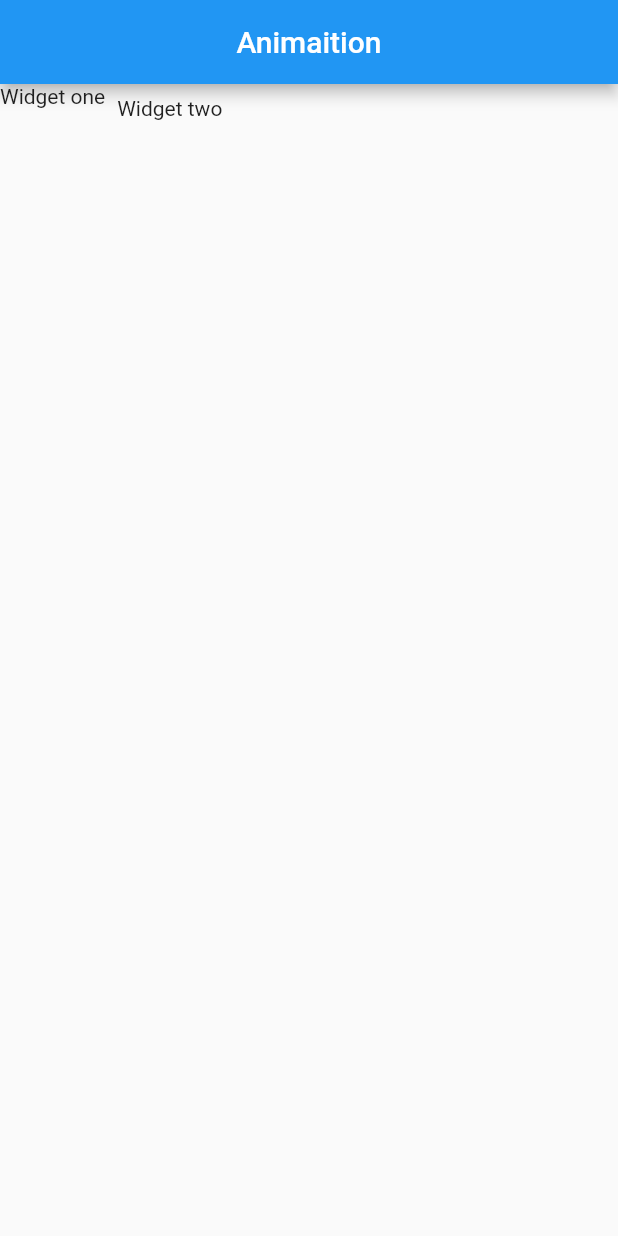
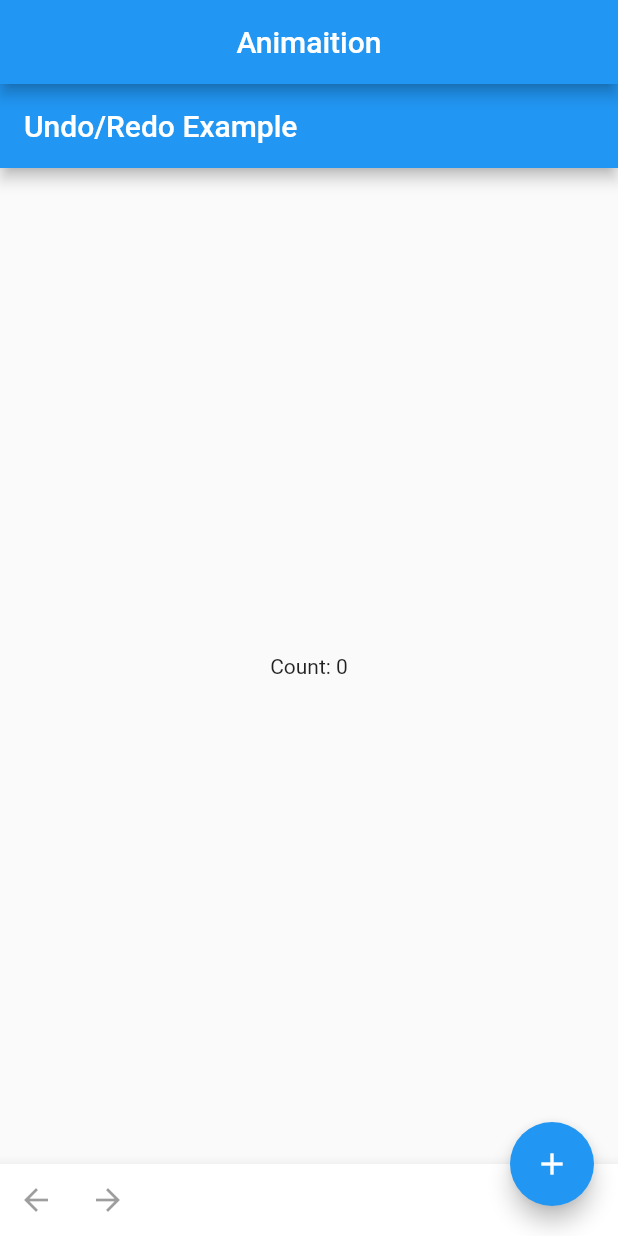
Before and after one commit to trongtrong/test_anim, a Flutter app: the screen it shows after launch, on a phone screen of 412 x 824 dp. Run offline on Flutter 3.47's test engine with Material 2 defaults, Android fonts, the phone set to English and light mode, and no system bars; our stand-ins replace flutter_hooks, flutter_staggered_animations, lottie; missing offline and left inert: flutter_sequence_animation; project files that could hold a hidden picture were left out.

Commit message:
[Update] add undo/redo lib

```diff
--- a/lib/main.dart
+++ b/lib/main.dart
@@ -8,6 +8,8 @@ import 'package:lottie/lottie.dart';
 import 'package:test_project/open_chest_screen.dart';
 import 'package:test_project/src/core/core.dart';
 import 'package:test_project/src/wheel/wheel.dart';
+import 'package:test_project/undoRedo/lib/src/simple_stack.dart';
+import 'package:test_project/undoRedo/undo_redo_screen.dart';
 
 void main() {
   runApp(MaterialApp(
@@ -19,45 +21,15 @@ void main() {
 class MyApp extends StatelessWidget {
   MyApp({Key? key}) : super(key: key);
 
-  final colors = <Color>[
-    Colors.red,
-    Colors.blue,
-    Colors.orange,
-    Colors.indigo,
-    Colors.deepOrange,
-    Colors.green,
-  ];
-
   @override
   Widget build(BuildContext context) {
-    double anglePerSlice = 2 * pi / colors.length;
 
     return Scaffold(
       appBar: AppBar(
         centerTitle: true,
         title: Text('Animaition'),
       ),
-      body: Center(
-        child:  CustomMultiChildLayout(
-          delegate: YourLayoutDelegate(),
-          children: <Widget>[
-            LayoutId(
-              id: 1, // The id can be anything, i.e. any Object, also an enum value.
-              child: Text(
-                  'Widget one'), // This is the widget you actually want to show.
-            ),
-            LayoutId(
-              id: 2, // You will need to refer to that id when laying out your children.
-              child: Padding(
-                padding: const EdgeInsets.all(8.0),
-                child: Text('Widget two'),
-              ),
-            ),
-          ],
-        ),
-      ),
-
-
+      body: UndoRedoScreen(),
 
         /*Container(
           alignment: Alignment.center,
@@ -80,55 +52,6 @@ class MyApp extends StatelessWidget {
     );
   }
 }
-
-class YourLayoutDelegate extends MultiChildLayoutDelegate {
-  // You can pass any parameters to this class because you will instantiate your delegate
-  // in the build function where you place your CustomMultiChildLayout.
-  // I will use an Offset for this simple example.
-
-  YourLayoutDelegate({this.position});
-
-  final Offset? position;
-
-  @override
-  void performLayout(Size size) {
-    // `size` is the size of the `CustomMultiChildLayout` itself.
-
-    Size leadingSize = Size
-        .zero; // If there is no widget with id `1`, the size will remain at zero.
-    // Remember that `1` here can be any **id** - you specify them using LayoutId.
-    if (hasChild(1)) {
-      leadingSize = layoutChild(
-        1, // The id once again.
-        BoxConstraints.tightFor(
-            height: size
-                .height/2), // This just says that the child cannot be bigger than the whole layout.
-      );
-      // No need to position this child if we want to have it at Offset(0, 0).
-    }
-
-    if (hasChild(2)) {
-      final secondSize = layoutChild(
-        2,
-        BoxConstraints.tightFor(width: size.width/2),
-      );
-
-      positionChild(
-        2,
-        Offset(
-          leadingSize.width, // This will place child 2 to the right of child 1.
-          0, // Centers the second child vertically.
-        ),
-      );
-    }
-  }
-
-  @override
-  bool shouldRelayout(YourLayoutDelegate oldDelegate) {
-    return oldDelegate.position != position;
-  }
-}
-
 
 class CircleSlicePainter extends CustomPainter {
   final double angle;
--- /dev/null
+++ b/lib/undoRedo/lib/src/simple_stack.dart
@@ -0,0 +1,40 @@
+
+import 'package:test_project/undoRedo/lib/src/undo_stack.dart';
+
+class SimpleStack<T> extends ChangeStack {
+  /// Simple stack for keeping track of changes and easy callback for new state changes
+  SimpleStack(
+    this._state, {
+    int? limit,
+    this.onUpdate,
+  }) : super(limit: limit) {
+    if (onUpdate != null) {
+      onUpdate!(_state);
+    }
+  }
+
+ late T _state;
+
+  /// Current state
+  T get state => _state;
+
+  set state(T val) => modify(val);
+
+  void Function(T val)? onUpdate;
+
+  void modify(T val) {
+    add(Change<T>(
+        _state,
+        () => _newValue(val),
+        _newValue,
+      ));
+  }
+
+  void _newValue(T val) {
+    _state = val;
+
+    if (onUpdate != null) {
+      onUpdate!(val);
+    }
+  }
+}
--- /dev/null
+++ b/lib/undoRedo/lib/src/undo_stack.dart
@@ -0,0 +1,100 @@
+import 'dart:collection';
+
+class ChangeStack {
+  /// Changes to keep track of
+  ChangeStack({this.limit});
+
+  /// Limit changes to store in the history
+  int? limit;
+
+  final Queue<List<Change>> _history = ListQueue();
+  final Queue<List<Change>> _redos = ListQueue();
+
+  /// Can redo the previous change
+  bool get canRedo => _redos.isNotEmpty;
+
+  /// Can undo the previous change
+  bool get canUndo => _history.isNotEmpty;
+
+  /// Add New Change and Clear Redo Stack
+  void add<T>(Change<T> change) {
+    change.execute();
+    _history.addLast([change]);
+    _moveForward();
+  }
+
+  void _moveForward() {
+    _redos.clear();
+
+    if (limit != null && _history.length > limit! + 1) {
+      _history.removeFirst();
+    }
+  }
+
+  /// Add New Group of Changes and Clear Redo Stack
+  void addGroup<T>(List<Change<T>> changes) {
+    _applyChanges(changes);
+    _history.addLast(changes);
+    _moveForward();
+  }
+
+  void _applyChanges(List<Change> changes) {
+    for (final change in changes) {
+      change.execute();
+    }
+  }
+
+  /// Clear Undo History
+  @deprecated
+  void clear() => clearHistory();
+
+  /// Clear Undo History
+  void clearHistory() {
+    _history.clear();
+    _redos.clear();
+  }
+
+  /// Redo Previous Undo
+  void redo() {
+    if (canRedo) {
+      final changes = _redos.removeFirst();
+      _applyChanges(changes);
+      _history.addLast(changes);
+    }
+  }
+
+  /// Undo Last Change
+  void undo() {
+    if (canUndo) {
+      final changes = _history.removeLast();
+      for (final change in changes) {
+        change.undo();
+      }
+      _redos.addFirst(changes);
+    }
+  }
+}
+
+class Change<T> {
+  Change(
+    this._oldValue,
+    this._execute(),
+    this._undo(T oldValue), {
+    this.description = '',
+  });
+
+  final String description;
+
+  final void Function() _execute;
+  final T _oldValue;
+
+  final void Function(T oldValue) _undo;
+
+  void execute() {
+    _execute();
+  }
+
+  void undo() {
+    _undo(_oldValue);
+  }
+}
--- /dev/null
+++ b/lib/undoRedo/lib/src/version.dart
@@ -0,0 +1,2 @@
+// Generated code. Do not modify.
+const packageVersion = '1.2.0';
--- /dev/null
+++ b/lib/undoRedo/undo_redo_screen.dart
@@ -0,0 +1,77 @@
+import 'package:flutter/material.dart';
+
+import 'lib/src/simple_stack.dart';
+
+class UndoRedoScreen extends StatefulWidget {
+  const UndoRedoScreen({Key? key}) : super(key: key);
+
+  @override
+  _UndoRedoScreenState createState() => _UndoRedoScreenState();
+}
+
+class _UndoRedoScreenState extends State<UndoRedoScreen> {
+  late SimpleStack _controller;
+
+  @override
+  void initState() {
+    _controller = SimpleStack<int>(
+      0,
+      onUpdate: (val) {
+        if (mounted)
+          setState(() {
+            print('New Value -> $val');
+          });
+      },
+    );
+    super.initState();
+  }
+
+  @override
+  Widget build(BuildContext context) {
+    final count = _controller.state;
+    return Scaffold(
+      appBar: AppBar(
+        title: Text('Undo/Redo Example'),
+      ),
+      body: Center(
+        child: Text('Count: $count'),
+      ),
+      bottomNavigationBar: BottomAppBar(
+        child: Row(
+          children: <Widget>[
+            IconButton(
+              icon: Icon(Icons.arrow_back),
+              onPressed: !_controller.canUndo
+                  ? null
+                  : () {
+                      if (mounted)
+                        setState(() {
+                          _controller.undo();
+                        });
+                    },
+            ),
+            IconButton(
+              icon: Icon(Icons.arrow_forward),
+              onPressed: !_controller.canRedo
+                  ? null
+                  : () {
+                      if (mounted)
+                        setState(() {
+                          _controller.redo();
+                        });
+                    },
+            ),
+          ],
+        ),
+      ),
+      floatingActionButtonLocation: FloatingActionButtonLocation.endDocked,
+      floatingActionButton: FloatingActionButton(
+        heroTag: ValueKey('add_button'),
+        child: Icon(Icons.add),
+        onPressed: () {
+          _controller.modify(count + 1);
+        },
+      ),
+    );
+  }
+}
--- a/pubspec.yaml
+++ b/pubspec.yaml
@@ -20,10 +20,15 @@ dependencies:
   quiver: ^3.0.1+1
 
 
+
 dev_dependencies:
   flutter_test:
     sdk: flutter
   flutter_lints: ^1.0.0
+#  mockito: ^4.1.1
+#  build_runner: ^1.0.0
+#  build_version: ^2.0.0
+#  test: any
 
 flutter:
   uses-material-design: true
```
